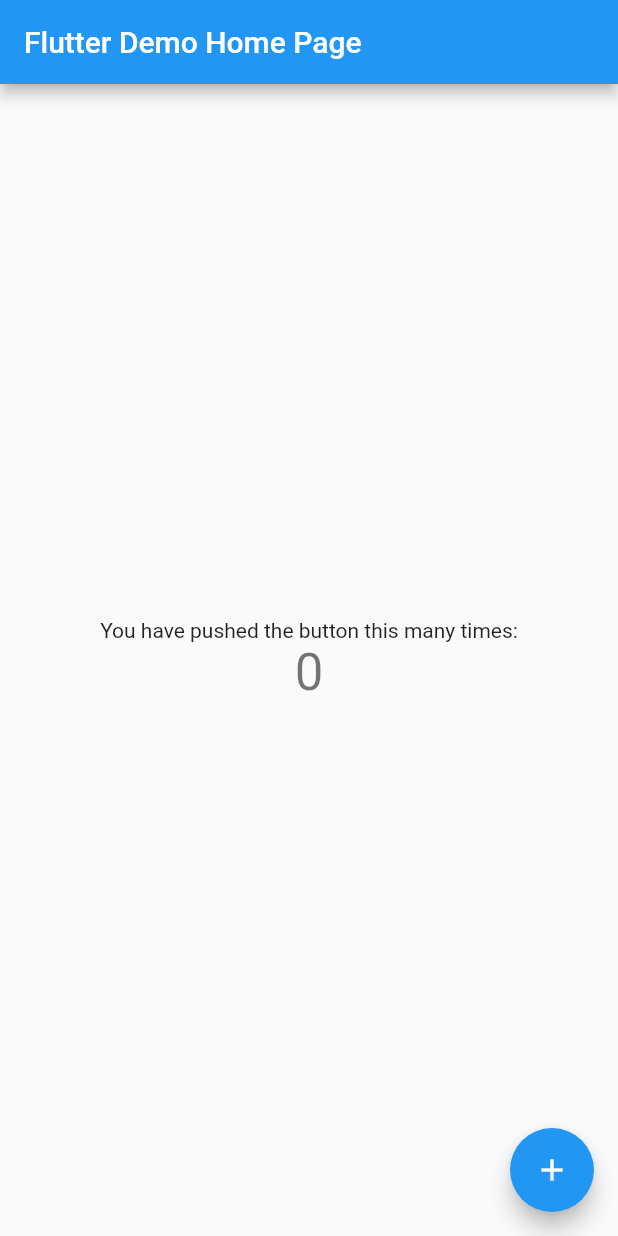
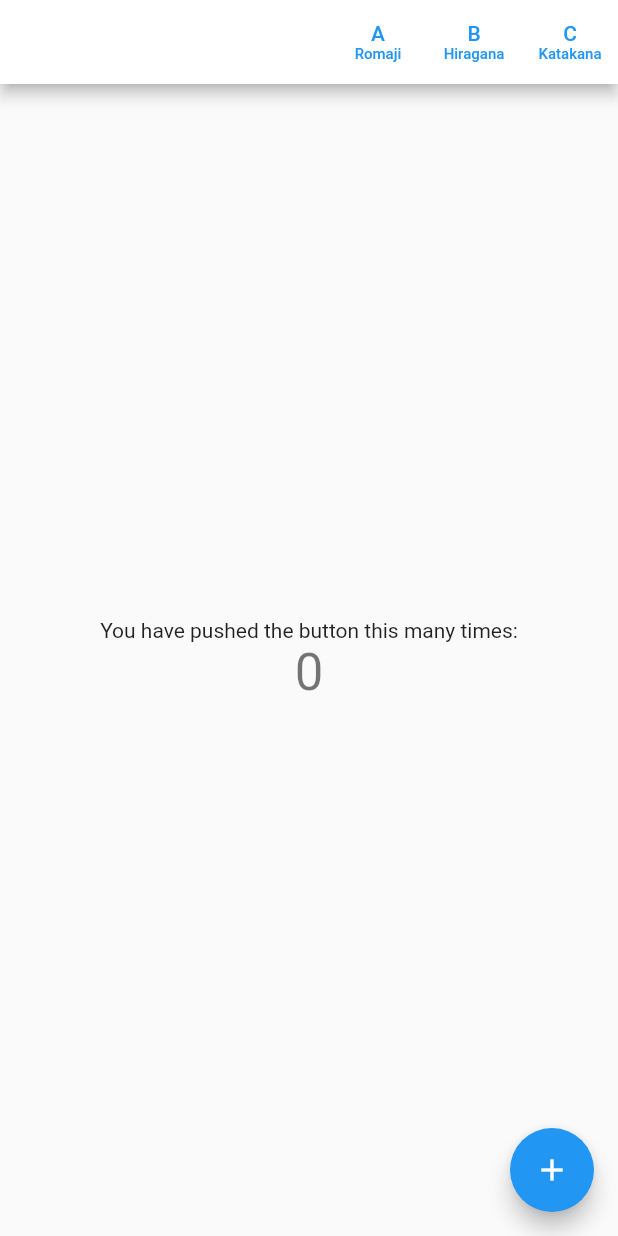
Before and after one commit to RkentMatsui/hiraga_katakana_flashcards, a Flutter app: the screen it shows after launch, on a phone screen of 412 x 824 dp. Run offline on Flutter 3.47's test engine with Material 2 defaults, Android fonts, the phone set to English and light mode, and no system bars.

Commit message:
added appbar icons

```diff
--- a/lib/main.dart
+++ b/lib/main.dart
@@ -9,7 +9,7 @@ class MyApp extends StatelessWidget {
   @override
   Widget build(BuildContext context) {
     return MaterialApp(
-      title: 'Flutter Demo',
+      title: 'Hiragana Katakana Flashcard',
       theme: ThemeData(
         // This is the theme of your application.
         //
@@ -22,7 +22,7 @@ class MyApp extends StatelessWidget {
         // is not restarted.
         primarySwatch: Colors.blue,
       ),
-      home: MyHomePage(title: 'Flutter Demo Home Page'),
+      home: MyHomePage(title: 'Home'),
     );
   }
 }
@@ -69,13 +69,54 @@ class _MyHomePageState extends State<MyHomePage> {
     // than having to individually change instances of widgets.
     return Scaffold(
       appBar: AppBar(
+        backgroundColor: Colors.white,
         // Here we take the value from the MyHomePage object that was created by
         // the App.build method, and use it to set our appbar title.
         title: Text(widget.title),
+        actions: <Widget>[
+          TextButton(
+              onPressed: (){},
+              child: Column(
+                  mainAxisAlignment: MainAxisAlignment.center,
+                  children: <Widget>[
+                    Text("A"),
+                    Text(
+                      "Romaji",
+                      style: TextStyle(fontSize: 10),
+                    )
+                  ]
+              )
+          ),
+          TextButton(
+              onPressed: (){},
+              child: Column(
+                  mainAxisAlignment: MainAxisAlignment.center,
+                  children: <Widget>[
+                    Text("B"),
+                    Text(
+                      "Hiragana",
+                      style: TextStyle(fontSize: 10),
+                    )
+                  ]
+              )
+          ),
+          TextButton(
+              onPressed: (){},
+              child: Column(
+                  mainAxisAlignment: MainAxisAlignment.center,
+                  children: <Widget>[
+                    Text("C"),
+                    Text(
+                      "Katakana",
+                      style: TextStyle(fontSize: 10),
+                    )
+                  ]
+              )
+          ),
+        ],
       ),
       body: Center(
-        // Center is a layout widget. It takes a single child and positions it
-        // in the middle of the parent.
+
         child: Column(
           // Column is also a layout widget. It takes a list of children and
           // arranges them vertically. By default, it sizes itself to fit its
@@ -93,6 +134,7 @@ class _MyHomePageState extends State<MyHomePage> {
           // horizontal).
           mainAxisAlignment: MainAxisAlignment.center,
           children: <Widget>[
+
             Text(
               'You have pushed the button this many times:',
             ),
--- a/pubspec.yaml
+++ b/pubspec.yaml
@@ -23,6 +23,7 @@ environment:
 dependencies:
   flutter:
     sdk: flutter
+  english_words: ^4.0.0-0
 
 
   # The following adds the Cupertino Icons font to your application.
```
Also changed, not shown: pubspec.lock, 1 other file.
